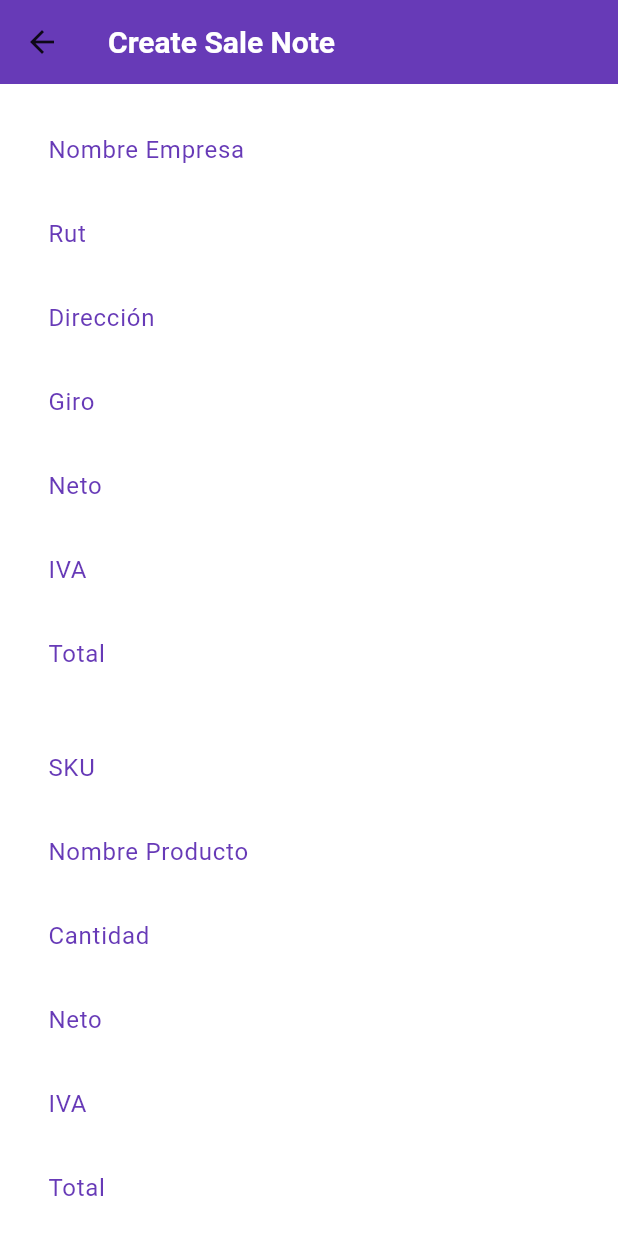
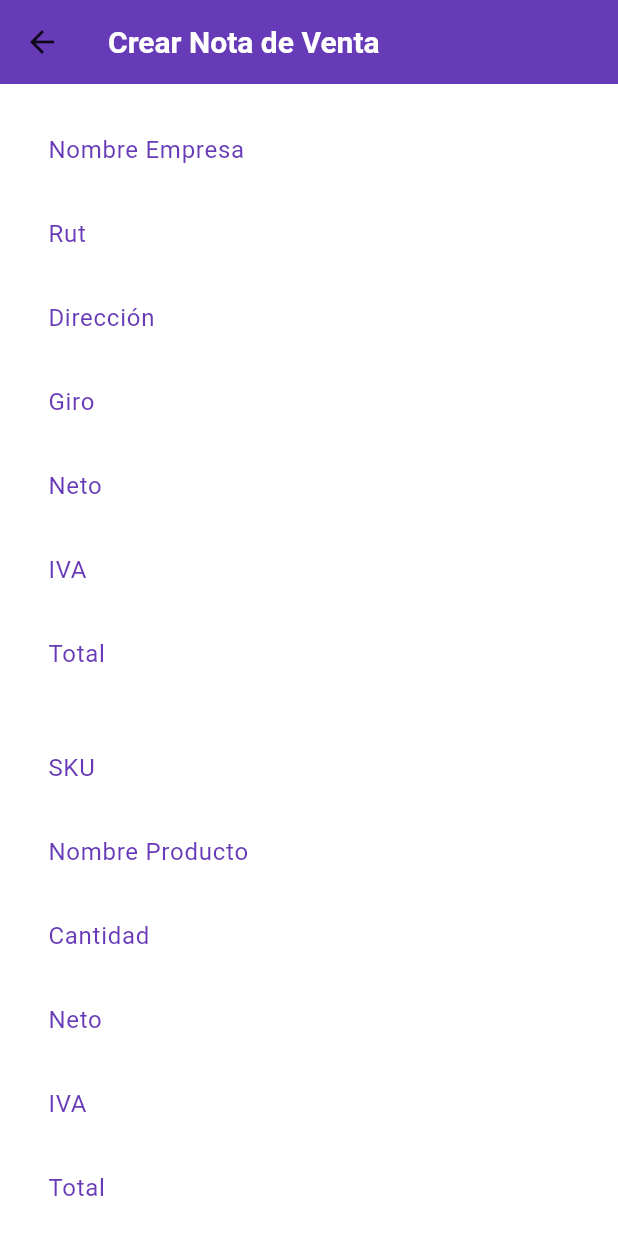
Before and after one commit to sheyls/Sales-App-flutter, a Flutter app: the SaleNoteScreen screen opened by its route, on a phone screen of 412 x 824 dp. Run offline on Flutter 3.47's test engine with Material 3 defaults, Android fonts, the phone set to English and light mode, and no system bars; our stand-ins replace get, get_storage; accounts and stored records are empty.

Commit message:
Add translations

```diff
--- /dev/null
+++ b/lib/localization/app_localization.dart
@@ -0,0 +1,9 @@
+import 'package:get/get.dart';
+import 'es_cl/es_cl_translations.dart';
+
+class AppLocalization extends Translations {
+  @override
+  Map<String, Map<String, String>> get keys => {
+    'es_CL': esCL,
+  };
+}
--- /dev/null
+++ b/lib/localization/es_cl/es_cl_translations.dart
@@ -0,0 +1,33 @@
+const Map<String, String> esCL = {
+  'login': 'Iniciar sesión',
+  'email': 'Correo electrónico',
+  'password': 'Contraseña',
+  'login_success': 'Inicio de sesión exitoso',
+  'login_failed': 'Error al iniciar sesión',
+  'register': 'Registrarse',
+  'home': 'Inicio',
+  'add_sale': 'Agregar Venta',
+  'view_report': 'Ver Reporte de Ventas',
+  'sales_note': 'Nota de Venta',
+  'create_sales_note': 'Crear Nota de Venta',
+  'view_sales_notes': 'Ver Notas de Venta',
+  'nombre_empresa': 'Nombre Empresa',
+  'rut': 'Rut',
+  'direccion': 'Dirección',
+  'giro': 'Giro',
+  'neto': 'Neto',
+  'iva': 'IVA',
+  'total': 'Total',
+  'sku': 'SKU',
+  'nombre_producto': 'Nombre Producto',
+  'cantidad': 'Cantidad',
+  'agregar_detalle': 'Agregar Detalle',
+  'guardar_nota_venta': 'Guardar Nota de Venta',
+  'no_sales_notes': 'No hay notas de venta.',
+  'empresa': 'Empresa',
+  'detalles': 'Detalles',
+  'error': 'Error',
+  'success': 'Éxito',
+  'invalid_input': 'Entrada inválida. Por favor, ingrese números válidos para cantidad, neto, IVA y total.',
+  'sale_note_saved': 'Nota de venta guardada exitosamente.',
+};
--- a/lib/main.dart
+++ b/lib/main.dart
@@ -3,6 +3,7 @@ import 'package:get/get.dart';
 import 'package:get_storage/get_storage.dart';
 import 'package:induccion_flutter/routes/routes.dart';
 import 'package:induccion_flutter/theme/theme_helper.dart';
+import 'package:induccion_flutter/localization/app_localization.dart';
 
 void main() async {
   await GetStorage.init();
@@ -13,10 +14,13 @@ class MyApp extends StatelessWidget {
   @override
   Widget build(BuildContext context) {
     return GetMaterialApp(
-      title: 'Sales App',
+      title: 'Flutter Demo',
       theme: AppTheme.theme,
       initialRoute: AppRoutes.loginScreen,
       getPages: AppRoutes.pages,
+      locale: Locale('es', 'CL'),
+      fallbackLocale: Locale('es', 'CL'),
+      translations: AppLocalization(),
     );
   }
 }
--- a/lib/presentation/home_screen/home_screen.dart
+++ b/lib/presentation/home_screen/home_screen.dart
@@ -15,12 +15,12 @@ class HomeScreen extends StatelessWidget {
           children: [
             ElevatedButton(
               onPressed: () => Get.toNamed(AppRoutes.saleNoteScreen),
-              child: const Text('Agregar Venta'),
+              child: Text('add_sale'.tr),
             ),
             const SizedBox(height: 20), // Añade espacio entre los botones
             ElevatedButton(
               onPressed: () => Get.toNamed(AppRoutes.saleNoteReportScreen),
-              child: const Text('Ver Reporte de Ventas'),
+              child: Text('view_report'.tr),
             ),
           ],
         ),
--- a/lib/presentation/login_screen/controller/login_controller.dart
+++ b/lib/presentation/login_screen/controller/login_controller.dart
@@ -26,7 +26,7 @@ class LoginController extends GetxController {
         password: password,
       );
       storageService.saveUser(user);
-      Get.snackbar('Login Successful', 'Welcome, ${user.nombre}!');
+      Get.snackbar('login'.tr, 'login_success'.tr);
       Get.offNamed(AppRoutes.homeScreen);
       return true;
 
@@ -35,7 +35,7 @@ class LoginController extends GetxController {
    //   Get.snackbar('Login Successful', 'Welcome!');
     } else {
    //  Get.snackbar('Login Failed', result['message']);
-      Get.snackbar('Login Failed', 'Invalid email or password');
+      Get.snackbar('Error', 'login_failed'.tr);
       return false;
 
     }
--- a/lib/presentation/login_screen/login_screen.dart
+++ b/lib/presentation/login_screen/login_screen.dart
@@ -36,7 +36,7 @@ class LoginScreen extends StatelessWidget {
                     const SizedBox(height: 16),
                     TextField(
                       controller: controller.passwordController,
-                      decoration: const InputDecoration(labelText: 'Password'),
+                      decoration: InputDecoration(labelText: 'password'.tr),
                       obscureText: true,
                     ),
                     const SizedBox(height: 20),
--- a/lib/presentation/sale_note_screen/controller/sale_note_controller.dart
+++ b/lib/presentation/sale_note_screen/controller/sale_note_controller.dart
@@ -34,7 +34,7 @@ class SaleNoteController extends GetxController {
       detalles.add(detalle);
       clearDetalleFields();
     } catch (e) {
-      Get.snackbar('Error', 'Invalid input. Please enter valid numbers for quantity, neto, iva, and total.');
+      Get.snackbar('error'.tr, 'invalid_input'.tr);
     }
   }
 
@@ -61,9 +61,9 @@ class SaleNoteController extends GetxController {
       );
 
       await storageService.saveData('sale_note_${DateTime.now().millisecondsSinceEpoch}', saleNote.toJson());
-      Get.snackbar('Success', 'Sale note saved successfully');
+      Get.snackbar('success'.tr, 'sale_note_saved'.tr);
     } catch (e) {
-      Get.snackbar('Error', 'Invalid input. Please enter valid numbers for neto, iva, and total.');
+      Get.snackbar('error'.tr, 'invalid_input'.tr);
     }
   }
 }
--- a/lib/presentation/sale_note_screen/sale_note_screen.dart
+++ b/lib/presentation/sale_note_screen/sale_note_screen.dart
@@ -9,83 +9,83 @@ class SaleNoteScreen extends StatelessWidget {
   Widget build(BuildContext context) {
     return Scaffold(
       appBar: AppBar(
-        title: const Text('Create Sale Note'),
+        title: Text('create_sales_note'.tr),
       ),
       body: SingleChildScrollView(
-        padding: const EdgeInsets.all(16.0),
+        padding: EdgeInsets.all(16.0),
         child: Column(
           children: [
             TextField(
               controller: controller.nombreEmpresaController,
-              decoration: const InputDecoration(labelText: 'Nombre Empresa'),
+              decoration: InputDecoration(labelText: 'nombre_empresa'.tr),
             ),
             TextField(
               controller: controller.rutController,
-              decoration: const InputDecoration(labelText: 'Rut'),
+              decoration: InputDecoration(labelText: 'rut'.tr),
             ),
             TextField(
               controller: controller.direccionController,
-              decoration: const InputDecoration(labelText: 'Dirección'),
+              decoration: InputDecoration(labelText: 'direccion'.tr),
             ),
             TextField(
               controller: controller.giroController,
-              decoration: const InputDecoration(labelText: 'Giro'),
+              decoration: InputDecoration(labelText: 'giro'.tr),
             ),
             TextField(
               controller: controller.netoController,
-              decoration: const InputDecoration(labelText: 'Neto'),
+              decoration: InputDecoration(labelText: 'neto'.tr),
               keyboardType: TextInputType.number,
             ),
             TextField(
               controller: controller.ivaController,
-              decoration: const InputDecoration(labelText: 'IVA'),
+              decoration: InputDecoration(labelText: 'iva'.tr),
               keyboardType: TextInputType.number,
             ),
             TextField(
               controller: controller.totalController,
-              decoration: const InputDecoration(labelText: 'Total'),
+              decoration: InputDecoration(labelText: 'total'.tr),
               keyboardType: TextInputType.number,
             ),
-            const SizedBox(height: 20),
+            SizedBox(height: 20),
             TextField(
               controller: controller.skuController,
-              decoration: const InputDecoration(labelText: 'SKU'),
+              decoration: InputDecoration(labelText: 'sku'.tr),
             ),
             TextField(
               controller: controller.nombreProductoController,
-              decoration: const InputDecoration(labelText: 'Nombre Producto'),
+              decoration: InputDecoration(labelText: 'nombre_producto'.tr),
             ),
             TextField(
               controller: controller.cantidadController,
-              decoration: const InputDecoration(labelText: 'Cantidad'),
+              decoration: InputDecoration(labelText: 'cantidad'.tr),
               keyboardType: TextInputType.number,
             ),
             TextField(
               controller: controller.detalleNetoController,
-              decoration: const InputDecoration(labelText: 'Neto'),
+              decoration: InputDecoration(labelText: 'neto'.tr),
               keyboardType: TextInputType.number,
             ),
             TextField(
               controller: controller.detalleIvaController,
-              decoration: const InputDecoration(labelText: 'IVA'),
+              decoration: InputDecoration(labelText: 'iva'.tr),
               keyboardType: TextInputType.number,
             ),
             TextField(
               controller: controller.detalleTotalController,
-              decoration: const InputDecoration(labelText: 'Total'),
+              decoration: InputDecoration(labelText: 'total'.tr),
               keyboardType: TextInputType.number,
             ),
-            const SizedBox(height: 20),
+            SizedBox(height: 20),
             ElevatedButton(
               onPressed: controller.addDetalle,
-              child: const Text('Agregar Detalle'),
+              child: Text('agregar_detalle'.tr),
             ),
-            const SizedBox(height: 20),
+            SizedBox(height: 20),
             ElevatedButton(
               onPressed: controller.saveSaleNote,
-              child: const Text('Guardar Nota de Venta'),
+              child: Text('guardar_nota_venta'.tr),
             ),
-            const SizedBox(height: 20),
+            SizedBox(height: 20),
             Obx(() {
               return ListView.builder(
                 shrinkWrap: true,
@@ -94,7 +94,9 @@ class SaleNoteScreen extends StatelessWidget {
                   final detalle = controller.detalles[index];
                   return ListTile(
                     title: Text(detalle.nombreProducto),
-                    subtitle: Text('Cantidad: ${detalle.cantidad}, Neto: ${detalle.neto}, IVA: ${detalle.iva}, Total: ${detalle.total}'),
+                    subtitle: Text(
+                      '${'cantidad'.tr}: ${detalle.cantidad}, ${'neto'.tr}: ${detalle.neto}, ${'iva'.tr}: ${detalle.iva}, ${'total'.tr}: ${detalle.total}'
+                    ),
                   );
                 },
               );
```
Also changed, not shown: lib/presentation/sale_note_report_screen/sale_note_report_screen.dart (+17 -15 lines).
